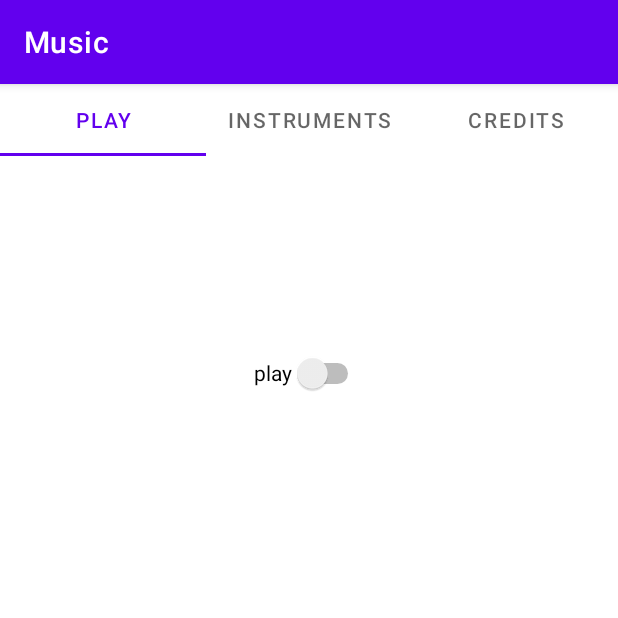
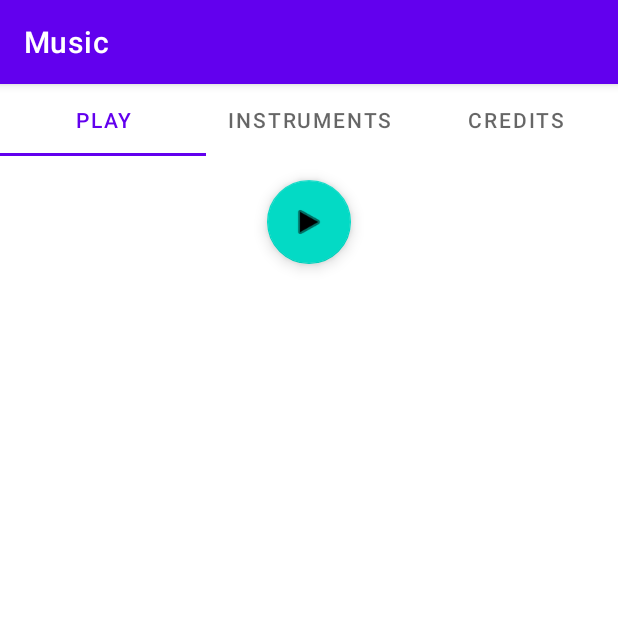
Before and after one commit to biosfood/music-app, an Android app: the screen it shows after launch (MainActivity), on a phone screen of 412 x 824 dp, the top half of it. Run offline under Robolectric (Android 15) with nearby library versions, the phone set to English and light mode, and no system bars; 2 statements that could not run were skipped.

Commit message:
add a nicer play/pause button

```diff
--- a/app/src/main/java/com/lukas/music/ui/fragments/PlayFragment.kt
+++ b/app/src/main/java/com/lukas/music/ui/fragments/PlayFragment.kt
@@ -16,8 +16,11 @@ class PlayFragment : Fragment() {
         savedInstanceState: Bundle?
     ): View? {
         binding = FragmentPlayBinding.inflate(inflater)
-        binding.playSwitch.setOnCheckedChangeListener { _, isOn ->
-            Rhythm.on = isOn
+        binding.playButton.setOnClickListener {
+            Rhythm.on = !Rhythm.on
+            binding.playButton.setImageResource(
+                if (Rhythm.on) android.R.drawable.ic_media_pause else android.R.drawable.ic_media_play
+            )
         }
         return binding.root
     }
--- a/app/src/main/res/layout/fragment_play.xml
+++ b/app/src/main/res/layout/fragment_play.xml
@@ -10,16 +10,17 @@
         android:layout_width="match_parent"
         android:layout_height="match_parent">
 
-        <Switch
-            android:id="@+id/playSwitch"
+        <com.google.android.material.floatingactionbutton.FloatingActionButton
+            android:id="@+id/playButton"
             android:layout_width="wrap_content"
             android:layout_height="wrap_content"
-            android:minHeight="48dp"
-            android:text="play"
-            app:layout_constraintBottom_toBottomOf="parent"
+            android:layout_marginTop="16dp"
+            android:clickable="true"
+            android:contentDescription="start or stop the song"
+            android:src="@android:drawable/ic_media_play"
+            app:fabSize="normal"
             app:layout_constraintEnd_toEndOf="parent"
             app:layout_constraintStart_toStartOf="parent"
-            app:layout_constraintTop_toTopOf="parent"
-            app:layout_constraintVertical_bias="0.18" />
+            app:layout_constraintTop_toTopOf="parent" />
     </androidx.constraintlayout.widget.ConstraintLayout>
 </FrameLayout>
```
